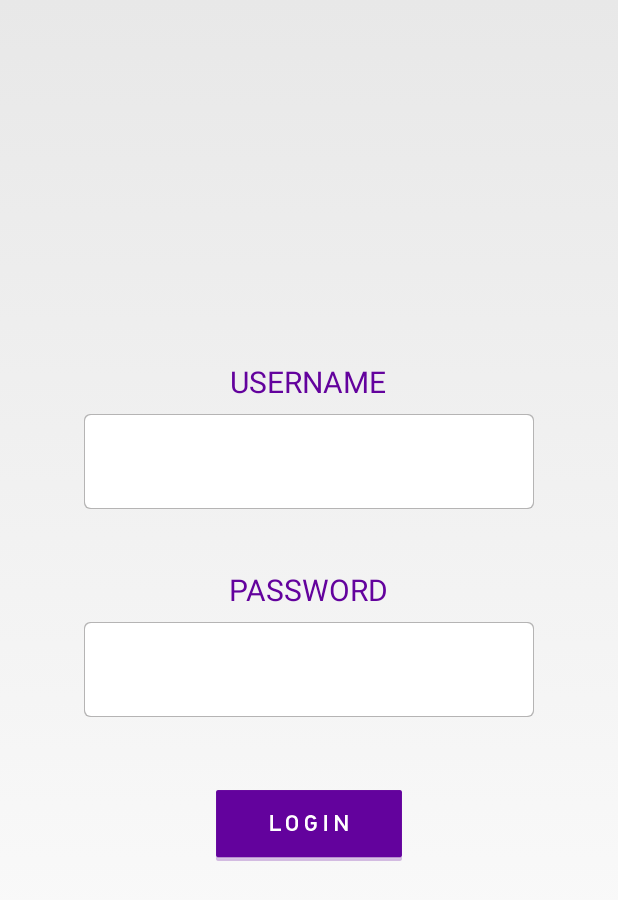
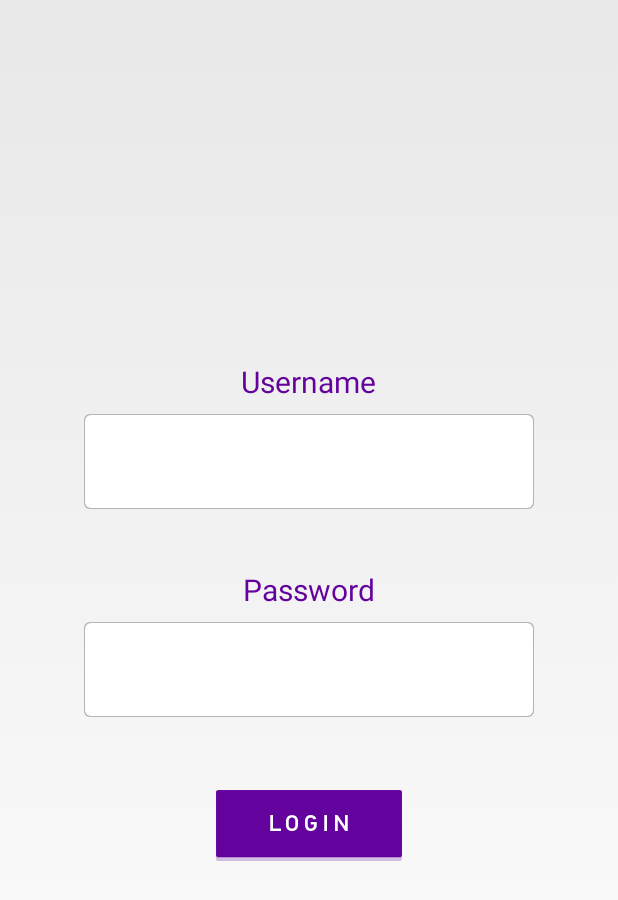
Before and after one commit to weel/android-messaging-tutorial, an Android app: the screen it shows after launch (LoginActivity), on a phone screen of 412 x 824 dp. Shown: the top 900 px of the screen. Run offline under Robolectric (Android 15) with nearby library versions, the phone set to English and light mode, and no system bars.

Commit message:
Conceal password text in login form

```diff
--- a/MessagingTutorial/src/main/res/layout/activity_login.xml
+++ b/MessagingTutorial/src/main/res/layout/activity_login.xml
@@ -21,7 +21,6 @@
             android:layout_height="wrap_content"
             android:layout_marginTop="40dp"
             android:text="@string/username"
-            android:textAllCaps="true"
             android:id="@+id/loginUsernameText"
             android:layout_gravity="center_horizontal"
             android:textColor="@color/sinch_purple"
@@ -31,7 +30,7 @@
             android:layout_width="match_parent"
             android:layout_height="wrap_content"
             android:layout_marginTop="8dp"
-            android:inputType="textPersonName"
+            android:inputType="text"
             android:textSize="32sp"
             android:padding="10dp"
             android:textColor="@color/sinch_purple"
@@ -44,7 +43,6 @@
             android:layout_height="wrap_content"
             android:layout_marginTop="40dp"
             android:text="@string/password"
-            android:textAllCaps="true"
             android:id="@+id/loginPasswordText"
             android:layout_gravity="center_horizontal"
             android:textColor="@color/sinch_purple"
@@ -55,7 +53,7 @@
             android:layout_height="wrap_content"
             android:layout_marginTop="8dp"
             android:layout_marginBottom="40dp"
-            android:inputType="textPersonName"
+            android:inputType="textPassword"
             android:textSize="32sp"
             android:padding="10dp"
             android:textColor="@color/sinch_purple"
```
